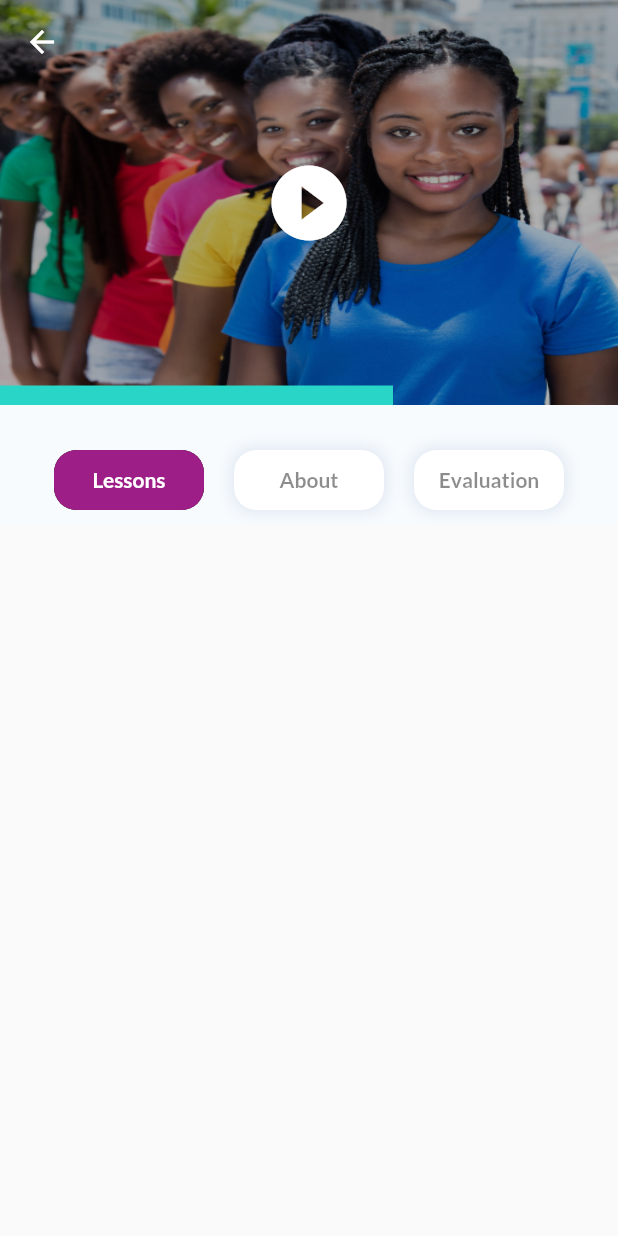
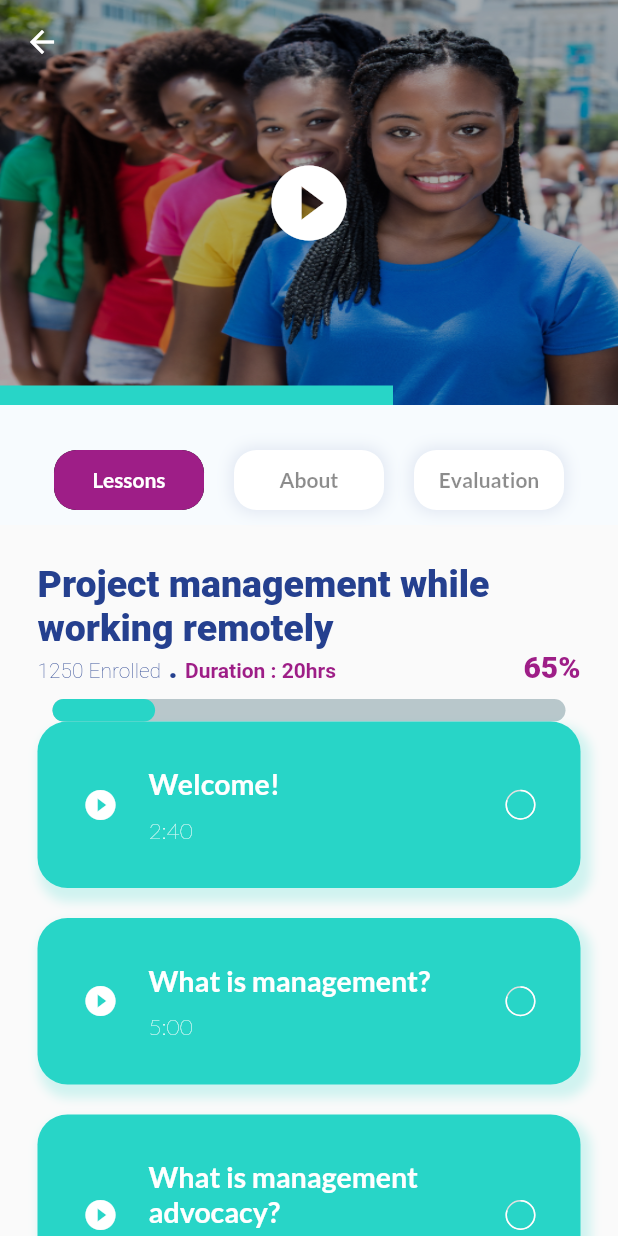
Before and after one commit to manassur/youth_action_handbook, a Flutter app: the screen it shows once a user with an empty profile is signed in, after a tap on "Project management while working remotel", on a phone screen of 412 x 824 dp. Run offline on Flutter 3.47's test engine with Material 2 defaults, Android fonts, the light colour scheme and no system bars; drawn by our look-alikes of percent_indicator; our stand-ins replace bloc, cached_network_image, cloud_firestore, country_code_picker, equatable, firebase_auth and 9 more; accounts and stored records are empty; network calls fail.

Commit message:
lesson screen

```diff
--- a/assets/json/courses.json
+++ b/assets/json/courses.json
@@ -14,15 +14,27 @@
       "lessons": [
         {
           "id": "1",
-          "title": "Headache",
+          "title": "Welcome!",
           "lesson": "Headache",
-          "duration": ""
+          "duration": "2:40"
         },
         {
-          "id": "1",
-          "title": "Headache",
+          "id": "2",
+          "title": "What is management?",
           "lesson": "Headache",
-          "duration": ""
+          "duration": "5:00"
+        },
+        {
+          "id": "3",
+          "title": "What is management advocacy?",
+          "lesson": "Headache",
+          "duration": "3:10"
+        },
+        {
+          "id": "4",
+          "title": "What is management advocacy in principles stuff stuff?",
+          "lesson": "Headache",
+          "duration": "3:40"
         }
       ],
       "quiz": [
--- a/lib/screens/individual_course.dart
+++ b/lib/screens/individual_course.dart
@@ -1,6 +1,7 @@
 import 'package:flutter/material.dart';
 import 'package:youth_action_handbook/data/app_colors.dart';
 import 'package:youth_action_handbook/models/course_response.dart';
+import 'package:youth_action_handbook/screens/individual_course_lesson.dart';
 import 'package:youth_action_handbook/widgets/custom_tab.dart';
 
 import 'induvidual_course_about.dart';
@@ -111,8 +112,8 @@ class _IndividualCourseScreenState extends State<IndividualCourseScreen>  with T
         body: TabBarView(
             controller: tabController,
             children: [
-              Container(),
-               IndividualCourseAbout( courses: widget.courses!,),
+              IndividualCourseLesson(courses: widget.courses!,),
+              IndividualCourseAbout( courses: widget.courses!,),
               IndividualCourseEvaluation(courses: widget.courses!),
             ]),
       ),
--- /dev/null
+++ b/lib/screens/individual_course_lesson.dart
@@ -0,0 +1,41 @@
+import 'package:flutter/material.dart';
+import 'package:youth_action_handbook/models/course_response.dart';
+import 'package:youth_action_handbook/widgets/lesson_item_widget.dart';
+import 'package:youth_action_handbook/widgets/progress_header_widget.dart';
+
+class IndividualCourseLesson extends StatefulWidget {
+  final Courses? courses;
+  const IndividualCourseLesson({Key? key, required this.courses}) : super(key: key);
+
+  @override
+  _IndividualCourseLessonState createState() => _IndividualCourseLessonState();
+}
+
+class _IndividualCourseLessonState extends State<IndividualCourseLesson> {
+
+  @override
+  Widget build(BuildContext context) {
+    return SingleChildScrollView(
+      child: Padding(
+        padding: const EdgeInsets.all(25.0),
+        child: Column(
+          crossAxisAlignment:CrossAxisAlignment.start ,
+          children: [
+            ProgressHeaderWidget(courses:widget.courses!,),
+            ListView.builder(
+              shrinkWrap: true,
+              itemCount: widget.courses!.lessons!.length,
+              physics: NeverScrollableScrollPhysics(),
+              itemBuilder: (context, pos){
+                return LessonItemCard(
+                  title:widget.courses!.lessons![pos].title! ,
+                  duration: widget.courses!.lessons![pos].duration!,
+                );
+                },
+            ),
+          ],
+        ),
+      ),
+    );
+  }
+}
--- /dev/null
+++ b/lib/widgets/lesson_item_widget.dart
@@ -0,0 +1,74 @@
+import 'package:flutter/material.dart';
+import 'package:percent_indicator/circular_percent_indicator.dart';
+import 'package:youth_action_handbook/data/app_colors.dart';
+import 'package:youth_action_handbook/models/course_response.dart';
+
+class LessonItemCard extends StatefulWidget {
+  final String? title;
+  final String? duration;
+  const LessonItemCard({Key? key, this.title, this.duration}) : super(key: key);
+
+  @override
+  _LessonItemCardState createState() => _LessonItemCardState();
+}
+
+class _LessonItemCardState extends State<LessonItemCard> {
+  @override
+  Widget build(BuildContext context) {
+    return Container(
+      margin: EdgeInsets.only(bottom: 20),
+      padding: EdgeInsets.all(30),
+      decoration: BoxDecoration(
+          color: AppColors.colorGreenPrimary,
+          borderRadius: BorderRadius.circular(20),
+          boxShadow: [
+            BoxShadow(
+                color: AppColors.colorGreenPrimary.withOpacity(0.2),
+                spreadRadius: 3,
+                blurRadius: 5,
+                offset: Offset(4, 6)
+            )
+          ]
+      ),
+      child: Row(
+        mainAxisAlignment: MainAxisAlignment.spaceBetween,
+        children: [
+          Icon(Icons.play_circle_fill_outlined,
+              color: Colors.white),
+          SizedBox(width: 20,),
+          Expanded(
+            child: Column(
+              crossAxisAlignment: CrossAxisAlignment.start,
+              children: [
+                Text(
+                  // "What is Peace Education?",
+                  widget.title!,
+                  style: TextStyle(
+                      fontSize: 19,
+                      fontWeight: FontWeight.bold,
+                      color: Colors.white),),
+                SizedBox(height: 10,),
+
+                Text(
+                  widget.duration!,
+                  style: TextStyle(
+                      fontWeight: FontWeight.w100,
+                      fontSize: 15,
+                      color: Colors.white),),
+              ],
+            ),
+          ),
+
+          CircularPercentIndicator(
+            radius: 20.0,
+            lineWidth: 1.0,
+            percent: 0.8,
+            center: Text(""),
+            progressColor: Colors.white,
+            backgroundColor: Colors.grey.shade300,
+          ),
+        ],
+      ),
+    );
+  }
+}
```
